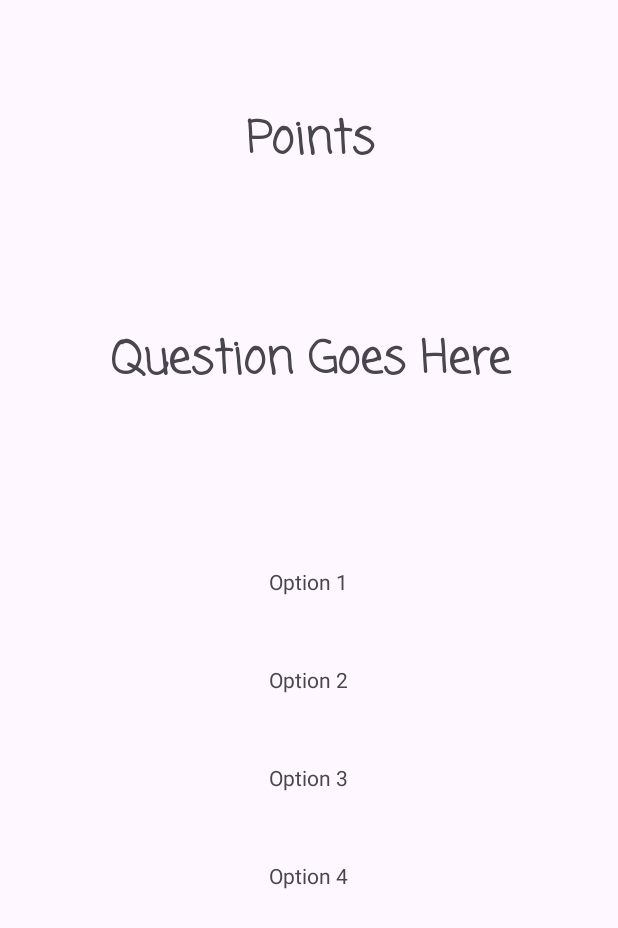
After one commit to Jennifer-10982/TriviaQuestion, an Android app: the layout list_item.xml on its own in the app's theme, with its tools: preview values and no code run, on a phone screen of 412 x 824 dp. The commit adds this screen. Shown: the top 928 px of the screen. Run offline under Robolectric (Android 15) with nearby library versions, the phone set to English and light mode, and no system bars.

Commit message:
Commit: created a counter. Working on recyclerView as of now

```diff
--- a/app/src/main/AndroidManifest.xml
+++ b/app/src/main/AndroidManifest.xml
@@ -1,6 +1,8 @@
 <?xml version="1.0" encoding="utf-8"?>
 <manifest xmlns:android="http://schemas.android.com/apk/res/android"
     xmlns:tools="http://schemas.android.com/tools">
+
+    <uses-permission android:name="android.permission.INTERNET"/>
 
     <application
         android:allowBackup="true"
@@ -11,6 +13,9 @@
         android:supportsRtl="true"
         android:theme="@style/Theme.TriviaQuestion"
         tools:targetApi="31">
+        <activity
+            android:name=".Questionnaire_Page"
+            android:exported="false" />
         <activity
             android:name=".MainActivity"
             android:exported="true">
--- a/app/src/main/res/layout/activity_main.xml
+++ b/app/src/main/res/layout/activity_main.xml
@@ -68,6 +68,7 @@
         android:layout_width="200dp"
         android:layout_height="wrap_content"
         android:text="@string/author"
+        android:gravity="center"
         app:layout_constraintBottom_toBottomOf="parent"
         app:layout_constraintEnd_toEndOf="parent"
         app:layout_constraintHorizontal_bias="0.498"
--- /dev/null
+++ b/app/src/main/res/layout/list_item.xml
@@ -0,0 +1,81 @@
+<?xml version="1.0" encoding="utf-8"?>
+<androidx.constraintlayout.widget.ConstraintLayout xmlns:android="http://schemas.android.com/apk/res/android"
+    xmlns:app="http://schemas.android.com/apk/res-auto"
+    xmlns:tools="http://schemas.android.com/tools"
+    android:layout_width="match_parent"
+    android:layout_height="match_parent">
+
+    <TextView
+        android:id="@+id/points"
+        android:layout_width="251dp"
+        android:layout_height="67dp"
+        android:layout_marginStart="175dp"
+        android:layout_marginTop="60dp"
+        android:layout_marginEnd="197dp"
+        android:fontFamily="casual"
+        android:gravity="center"
+        android:text="Points"
+        android:textSize="30dp"
+        android:textStyle="bold"
+        app:layout_constraintEnd_toEndOf="parent"
+        app:layout_constraintHorizontal_bias="0.448"
+        app:layout_constraintStart_toStartOf="parent"
+        app:layout_constraintTop_toTopOf="parent" />
+
+    <TextView
+        android:id="@+id/quiz"
+        android:layout_width="352dp"
+        android:layout_height="186dp"
+        android:layout_marginTop="20dp"
+        android:fontFamily="casual"
+        android:gravity="center"
+        android:text="Question Goes Here"
+        android:textSize="30dp"
+        android:textStyle="bold"
+        app:layout_constraintEnd_toEndOf="parent"
+        app:layout_constraintStart_toStartOf="parent"
+        app:layout_constraintTop_toBottomOf="@+id/points" />
+
+    <TextView
+        android:id="@+id/option_1"
+        android:layout_width="300dp"
+        android:layout_height="45dp"
+        android:layout_marginTop="32dp"
+        android:gravity="center"
+        android:text="Option 1"
+        app:layout_constraintEnd_toEndOf="parent"
+        app:layout_constraintHorizontal_bias="0.493"
+        app:layout_constraintStart_toStartOf="parent"
+        app:layout_constraintTop_toBottomOf="@+id/quiz" />
+
+    <TextView
+        android:id="@+id/option_2"
+        android:layout_width="300dp"
+        android:layout_height="45dp"
+        android:layout_marginTop="20dp"
+        android:gravity="center"
+        android:text="Option 2"
+        app:layout_constraintStart_toStartOf="@+id/option_1"
+        app:layout_constraintTop_toBottomOf="@+id/option_1" />
+
+    <TextView
+        android:id="@+id/option_3"
+        android:layout_width="300dp"
+        android:layout_height="45dp"
+        android:layout_marginTop="20dp"
+        android:gravity="center"
+        android:text="Option 3"
+        app:layout_constraintStart_toStartOf="@+id/option_2"
+        app:layout_constraintTop_toBottomOf="@+id/option_2" />
+
+    <TextView
+        android:id="@+id/option_4"
+        android:layout_width="300dp"
+        android:layout_height="45dp"
+        android:layout_marginTop="20dp"
+        android:gravity="center"
+        android:text="Option 4"
+        app:layout_constraintStart_toStartOf="@+id/option_3"
+        app:layout_constraintTop_toBottomOf="@+id/option_3" />
+
+</androidx.constraintlayout.widget.ConstraintLayout>
--- a/app/src/main/res/values/strings.xml
+++ b/app/src/main/res/values/strings.xml
@@ -4,6 +4,7 @@
     <string name="welcome">Welcome</string>
     <string name="play_message">Let\'s Play!</string>
     <string name="author">Made By: Jennifer Huynh</string>
+    <string name="submit">SUBMIT</string>
     <string-array name="categories">
         <item>Geography</item>
     </string-array>
```
Also changed, not shown: app/build.gradle (+12 -2 lines), app/src/main/java/algonquin/cst2335/triviaquestion/QuestionPageViewModel.java (added, +8 -0 lines), app/src/main/java/algonquin/cst2335/triviaquestion/Questionnaire_Page.java (added, +45 -0 lines), app/src/main/res/layout/activity_questionnaire_page.xml (added, +38 -0 lines), 1 other file.
